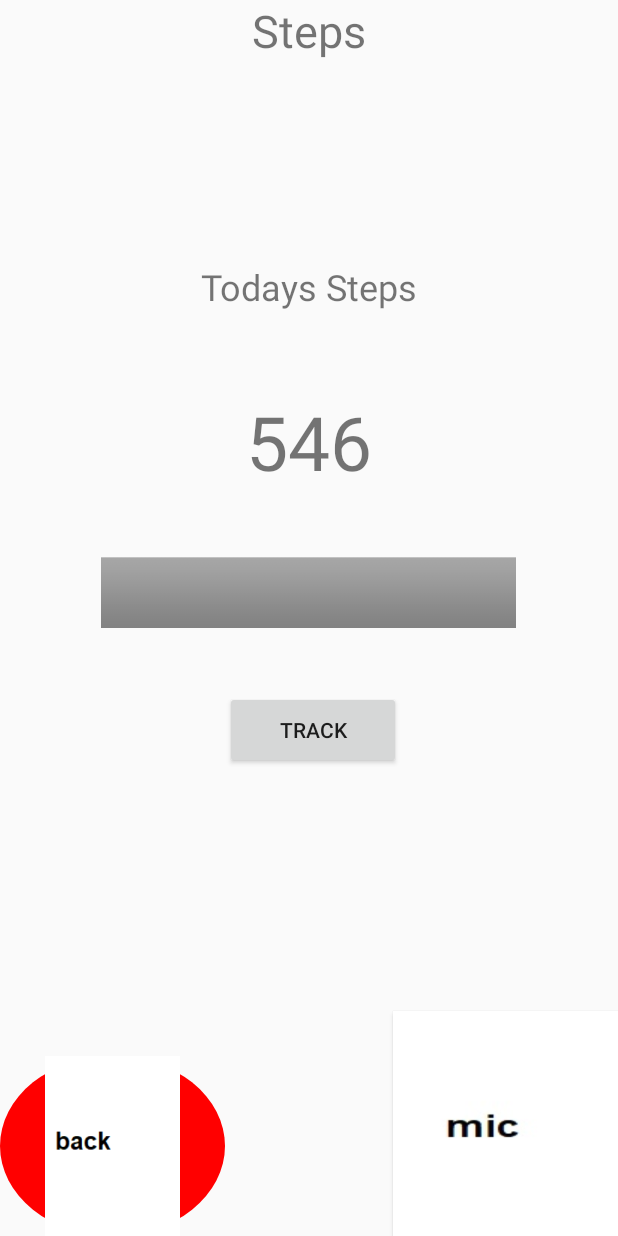
After one commit to seraphimam/Health_And_Fitness, an Android app: the layout step_count.xml on its own in the app's theme, with its tools: preview values and no code run, on a phone screen of 412 x 824 dp. The commit adds this screen. Run offline under Robolectric (Android 15) with nearby library versions, the phone set to English and light mode, and no system bars.

Commit message:
XML for the Step counter page.

```diff
--- /dev/null
+++ b/app/src/main/res/layout/step_count.xml
@@ -0,0 +1,91 @@
+<?xml version="1.0" encoding="utf-8"?>
+<androidx.constraintlayout.widget.ConstraintLayout xmlns:android="http://schemas.android.com/apk/res/android"
+    xmlns:app="http://schemas.android.com/apk/res-auto"
+    xmlns:tools="http://schemas.android.com/tools"
+    android:layout_width="match_parent"
+    android:layout_height="match_parent">
+
+    <ImageButton
+        android:id="@+id/back2"
+        android:layout_width="0dp"
+        android:layout_height="120dp"
+        android:layout_weight="80"
+        android:background="@drawable/round_button"
+        android:contentDescription="@string/back_button"
+        android:scaleType="fitCenter"
+        android:src="@drawable/back"
+        app:layout_constraintBottom_toBottomOf="parent"
+        app:layout_constraintStart_toStartOf="parent" />
+
+    <Button
+        android:id="@+id/speech2"
+        android:layout_width="0dp"
+        android:layout_height="150dp"
+        android:layout_weight="80"
+        android:background="@drawable/mic"
+        app:layout_constraintBottom_toBottomOf="parent"
+        app:layout_constraintEnd_toEndOf="parent" />
+
+    <TextView
+        android:id="@+id/textView"
+        android:layout_width="match_parent"
+        android:layout_height="0dp"
+        android:layout_weight="10"
+        android:gravity="center"
+        android:orientation="vertical"
+        android:text="@string/steps"
+        android:textSize="30sp"
+        app:layout_constraintTop_toTopOf="parent" />
+
+    <Button
+        android:id="@+id/button"
+        android:layout_width="117dp"
+        android:layout_height="52dp"
+        android:text="@string/track"
+        app:layout_constraintBottom_toBottomOf="parent"
+        app:layout_constraintEnd_toEndOf="parent"
+        app:layout_constraintHorizontal_bias="0.51"
+        app:layout_constraintStart_toStartOf="parent"
+        app:layout_constraintTop_toTopOf="@+id/textView"
+        app:layout_constraintVertical_bias="0.597" />
+
+    <TextView
+        android:id="@+id/textView2"
+        android:layout_width="173dp"
+        android:layout_height="41dp"
+        android:text="@string/todays_steps"
+        android:textAlignment="center"
+        android:textSize="24sp"
+        app:layout_constraintBottom_toBottomOf="parent"
+        app:layout_constraintEnd_toEndOf="parent"
+        app:layout_constraintStart_toStartOf="parent"
+        app:layout_constraintTop_toTopOf="@+id/textView"
+        app:layout_constraintVertical_bias="0.223"
+        tools:text="Todays Steps" />
+
+    <TextView
+        android:id="@+id/textView3"
+        android:layout_width="125dp"
+        android:layout_height="70dp"
+        android:text="@string/step_counter"
+        android:textAlignment="center"
+        android:textSize="50sp"
+        app:layout_constraintBottom_toBottomOf="parent"
+        app:layout_constraintEnd_toEndOf="parent"
+        app:layout_constraintStart_toStartOf="parent"
+        app:layout_constraintTop_toTopOf="@+id/textView"
+        app:layout_constraintVertical_bias="0.346" />
+
+    <ImageView
+        android:id="@+id/imageView"
+        android:layout_width="282dp"
+        android:layout_height="47dp"
+        android:contentDescription="@string/progress_bar"
+        app:layout_constraintBottom_toBottomOf="parent"
+        app:layout_constraintEnd_toEndOf="parent"
+        app:layout_constraintHorizontal_bias="0.496"
+        app:layout_constraintStart_toStartOf="parent"
+        app:layout_constraintTop_toTopOf="parent"
+        app:layout_constraintVertical_bias="0.478"
+        app:srcCompat="@android:drawable/bottom_bar" />
+</androidx.constraintlayout.widget.ConstraintLayout>
--- a/app/src/main/res/values/strings.xml
+++ b/app/src/main/res/values/strings.xml
@@ -2,4 +2,10 @@
     <string name="app_name">Health_And_Fitness</string>
     <string name="exercise_URL">https://vimeo.com/showcase/8125021</string>
     <string name="title_size">30dp</string>
+    <string name="steps">Steps</string>
+    <string name="track">Track</string>
+    <string name="todays_steps">Todays Steps</string>
+    <string name="step_counter">546</string>
+    <string name="back_button">back_button</string>
+    <string name="progress_bar">progress_bar</string>
 </resources>
--- a/build.gradle
+++ b/build.gradle
@@ -5,7 +5,7 @@ buildscript {
         jcenter()
     }
     dependencies {
-        classpath "com.android.tools.build:gradle:4.0.1"
+        classpath 'com.android.tools.build:gradle:4.1.3'
 
         // NOTE: Do not place your application dependencies here; they belong
         // in the individual module build.gradle files
```
Also changed, not shown: gradle/wrapper/gradle-wrapper.properties.
